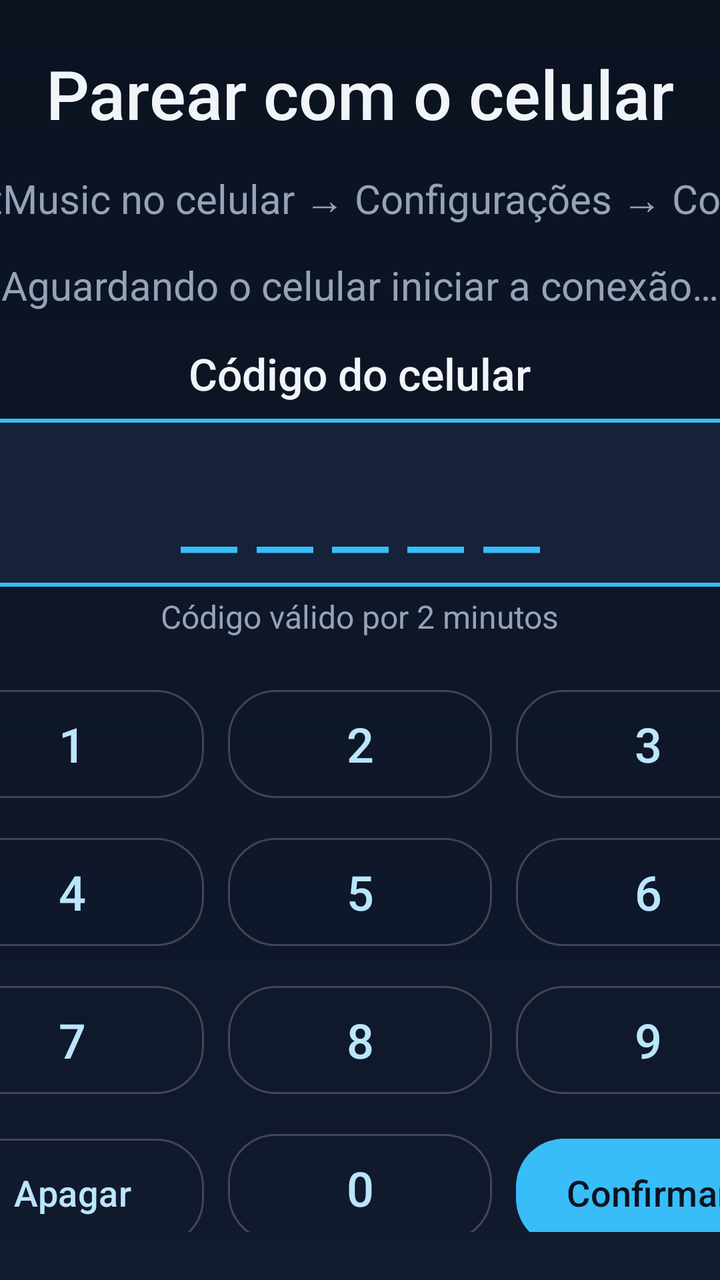
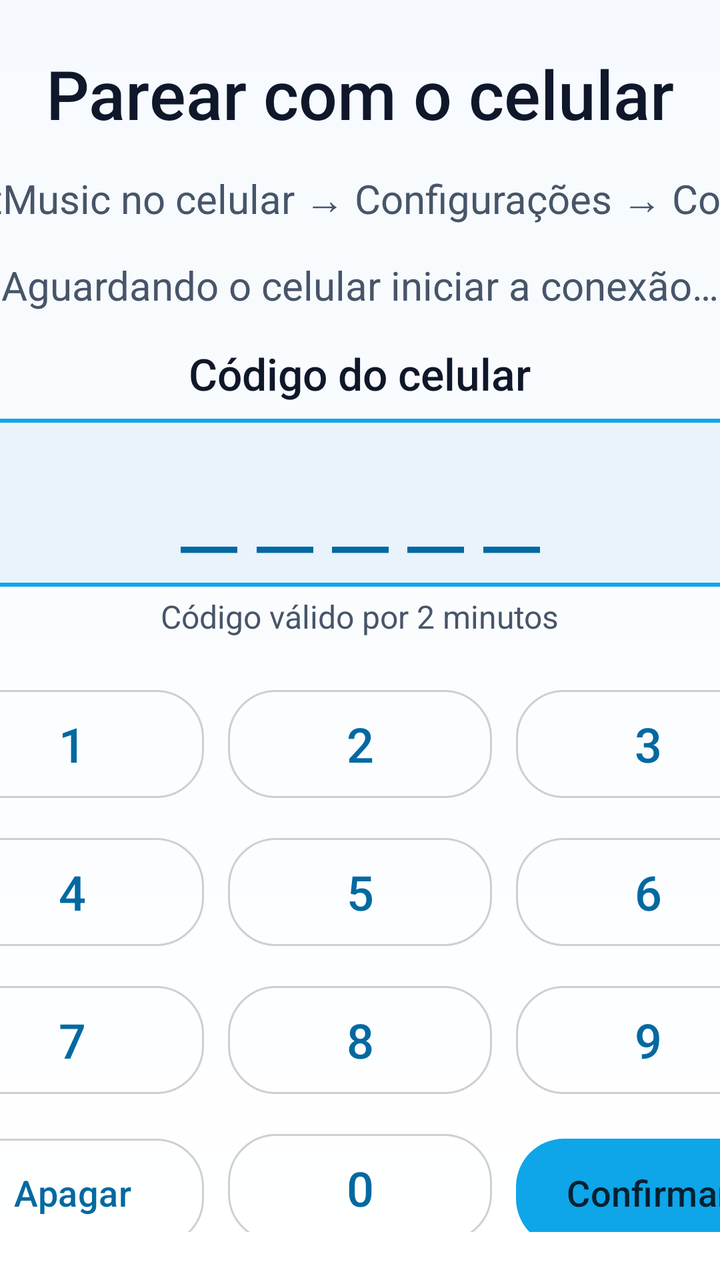

Compare the two renders of this Android layout. The source of the first and the diff that turns it into the second are given below.
<!-- AndroidManifest.xml: application theme Theme.MystMusic -->
<!-- res/layout/activity_tv_pairing.xml -->
<?xml version="1.0" encoding="utf-8"?>
<FrameLayout xmlns:android="http://schemas.android.com/apk/res/android"
    xmlns:app="http://schemas.android.com/apk/res-auto"
    android:layout_width="match_parent"
    android:layout_height="match_parent"
    android:background="@drawable/bg_app">

    <LinearLayout
        android:layout_width="640dp"
        android:layout_height="wrap_content"
        android:layout_gravity="center"
        android:gravity="center_horizontal"
        android:orientation="vertical"
        android:padding="@dimen/space_l">

        <TextView
            android:layout_width="wrap_content"
            android:layout_height="wrap_content"
            android:fontFamily="sans-serif-medium"
            android:text="@string/pairing_tv_title"
            android:textColor="@color/text"
            android:textSize="34sp" />

        <TextView
            android:layout_width="match_parent"
            android:layout_height="wrap_content"
            android:layout_marginTop="@dimen/space_m"
            android:gravity="center"
            android:text="@string/pairing_tv_waiting"
            android:textColor="@color/text_dim"
            android:textSize="20sp" />

        <TextView
            android:id="@+id/tvPairStatus"
            android:layout_width="match_parent"
            android:layout_height="wrap_content"
            android:layout_marginTop="@dimen/space_m"
            android:gravity="center"
            android:text="@string/pairing_tv_no_request"
            android:textColor="@color/text_dim"
            android:textSize="20sp" />

        <TextView
            android:layout_width="wrap_content"
            android:layout_height="wrap_content"
            android:layout_marginTop="@dimen/space_m"
            android:fontFamily="sans-serif-medium"
            android:text="@string/pairing_tv_pin_title"
            android:textColor="@color/text"
            android:textSize="22sp" />

        <TextView
            android:id="@+id/tvPairCode"
            android:layout_width="match_parent"
            android:layout_height="84dp"
            android:layout_marginTop="@dimen/space_s"
            android:background="@drawable/bg_code_box"
            android:fontFamily="monospace"
            android:gravity="center"
            android:letterSpacing="0.22"
            android:text="_____"
            android:textColor="@color/sky_400"
            android:textSize="46sp" />

        <TextView
            android:layout_width="wrap_content"
            android:layout_height="wrap_content"
            android:layout_marginTop="@dimen/space_xs"
            android:text="@string/pairing_tv_seconds"
            android:textColor="@color/text_dim"
            android:textSize="16sp" />

        <GridLayout
            android:layout_width="wrap_content"
            android:layout_height="wrap_content"
            android:layout_marginTop="@dimen/space_m"
            android:columnCount="3"
            android:rowCount="4">

            <com.google.android.material.button.MaterialButton
                android:id="@+id/tvKey1"
                style="@style/Widget.MystMusic.Button.Secondary"
                android:layout_width="132dp"
                android:layout_height="62dp"
                android:layout_margin="6dp"
                android:text="1"
                android:textSize="24sp" />

            <com.google.android.material.button.MaterialButton
                android:id="@+id/tvKey2"
                style="@style/Widget.MystMusic.Button.Secondary"
                android:layout_width="132dp"
                android:layout_height="62dp"
                android:layout_margin="6dp"
                android:text="2"
                android:textSize="24sp" />

            <com.google.android.material.button.MaterialButton
                android:id="@+id/tvKey3"
                style="@style/Widget.MystMusic.Button.Secondary"
                android:layout_width="132dp"
                android:layout_height="62dp"
                android:layout_margin="6dp"
                android:text="3"
                android:textSize="24sp" />

            <com.google.android.material.button.MaterialButton
                android:id="@+id/tvKey4"
                style="@style/Widget.MystMusic.Button.Secondary"
                android:layout_width="132dp"
                android:layout_height="62dp"
                android:layout_margin="6dp"
                android:text="4"
                android:textSize="24sp" />

            <com.google.android.material.button.MaterialButton
                android:id="@+id/tvKey5"
                style="@style/Widget.MystMusic.Button.Secondary"
                android:layout_width="132dp"
                android:layout_height="62dp"
                android:layout_margin="6dp"
                android:text="5"
                android:textSize="24sp" />

            <com.google.android.material.button.MaterialButton
                android:id="@+id/tvKey6"
                style="@style/Widget.MystMusic.Button.Secondary"
                android:layout_width="132dp"
                android:layout_height="62dp"
                android:layout_margin="6dp"
                android:text="6"
                android:textSize="24sp" />

            <com.google.android.material.button.MaterialButton
                android:id="@+id/tvKey7"
                style="@style/Widget.MystMusic.Button.Secondary"
                android:layout_width="132dp"
                android:layout_height="62dp"
                android:layout_margin="6dp"
                android:text="7"
                android:textSize="24sp" />

            <com.google.android.material.button.MaterialButton
                android:id="@+id/tvKey8"
                style="@style/Widget.MystMusic.Button.Secondary"
                android:layout_width="132dp"
                android:layout_height="62dp"
                android:layout_margin="6dp"
                android:text="8"
                android:textSize="24sp" />

            <com.google.android.material.button.MaterialButton
                android:id="@+id/tvKey9"
                style="@style/Widget.MystMusic.Button.Secondary"
                android:layout_width="132dp"
                android:layout_height="62dp"
                android:layout_margin="6dp"
                android:text="9"
                android:textSize="24sp" />

            <com.google.android.material.button.MaterialButton
                android:id="@+id/tvKeyBack"
                style="@style/Widget.MystMusic.Button.Secondary"
                android:layout_width="132dp"
                android:layout_height="62dp"
                android:layout_margin="6dp"
                android:text="@string/pairing_tv_backspace"
                android:textSize="18sp" />

            <com.google.android.material.button.MaterialButton
                android:id="@+id/tvKey0"
                style="@style/Widget.MystMusic.Button.Secondary"
                android:layout_width="132dp"
                android:layout_height="62dp"
                android:layout_margin="6dp"
                android:text="0"
                android:textSize="24sp" />

            <com.google.android.material.button.MaterialButton
                android:id="@+id/tvPairConfirm"
                style="@style/Widget.MystMusic.Button.Primary"
                android:layout_width="132dp"
                android:layout_height="62dp"
                android:layout_margin="6dp"
                android:text="@string/pairing_tv_confirm"
                android:textSize="18sp" />
        </GridLayout>

        <com.google.android.material.button.MaterialButton
            android:id="@+id/tvPairRetry"
            style="@style/Widget.MystMusic.Button.Secondary"
            android:layout_width="280dp"
            android:layout_height="56dp"
            android:layout_marginTop="@dimen/space_s"
            android:text="@string/pairing_tv_retry"
            android:visibility="gone" />

        <TextView
            android:id="@+id/tvPairService"
            android:layout_width="match_parent"
            android:layout_height="wrap_content"
            android:layout_marginTop="@dimen/space_m"
            android:gravity="center"
            android:text="@string/pairing_tv_service"
            android:textColor="@color/text_dim"
            android:textSize="14sp" />
    </LinearLayout>
</FrameLayout>
<!-- resources referenced by this layout -->
<resources>
  <color name="text">#F1F5F9</color>
  <color name="text_dim">#94A3B8</color>
  <!-- drawable bg_app (drawable) -->
  <?xml version="1.0" encoding="utf-8"?>
  <shape xmlns:android="http://schemas.android.com/apk/res/android" android:shape="rectangle">
      <gradient android:angle="270" android:startColor="@color/bg" android:endColor="@color/surface" />
  </shape>
  <!-- drawable bg_code_box (drawable) -->
  <?xml version="1.0" encoding="utf-8"?>
  <shape xmlns:android="http://schemas.android.com/apk/res/android" android:shape="rectangle">
      <solid android:color="@color/surface_alt" />
      <corners android:radius="16dp" />
      <stroke android:width="2dp" android:color="@color/sky_400" />
  </shape>
  <style name="Widget.MystMusic.Button.Primary" parent="Widget.Material3.Button">
          <item name="backgroundTint">@color/sky_400</item>
          <item name="android:textColor">@color/bg</item>
          <item name="cornerRadius">24dp</item>
          <item name="android:textAllCaps">false</item>
          <item name="android:textSize">@dimen/text_button</item>
          <item name="android:fontFamily">sans-serif-medium</item>
          <item name="android:minHeight">@dimen/touch_target</item>
          <item name="iconTint">@color/bg</item>
      </style>
  <style name="Widget.MystMusic.Button.Secondary" parent="Widget.Material3.Button.OutlinedButton">
          <item name="android:textColor">@color/sky_200</item>
          <item name="strokeColor">@color/white_20</item>
          <item name="cornerRadius">24dp</item>
          <item name="android:textAllCaps">false</item>
          <item name="android:textSize">@dimen/text_button</item>
          <item name="android:minHeight">@dimen/touch_target</item>
          <item name="iconTint">@color/sky_200</item>
      </style>
  <style name="Theme.MystMusic" parent="Theme.Material3.Dark.NoActionBar">
          <item name="colorPrimary">@color/sky_400</item>
          <item name="colorOnPrimary">@color/bg</item>
          <item name="colorPrimaryContainer">@color/sky_500</item>
          <item name="colorOnPrimaryContainer">@color/bg</item>
          <item name="colorSecondary">@color/sky_500</item>
          <item name="colorOnSecondary">@color/text</item>
          <item name="colorSurface">@color/surface</item>
          <item name="colorOnSurface">@color/text</item>
          <item name="colorOnSurfaceVariant">@color/text_dim</item>
          <item name="colorError">@color/error</item>
          <item name="android:colorBackground">@color/bg</item>
          <item name="android:windowBackground">@drawable/bg_app</item>
          <item name="android:statusBarColor">@android:color/transparent</item>
          <item name="android:navigationBarColor">@android:color/transparent</item>
          <item name="android:windowLightStatusBar">false</item>
          <item name="android:windowLightNavigationBar">false</item>
          <item name="android:windowDrawsSystemBarBackgrounds">true</item>
          <item name="android:textColorPrimary">@color/text</item>
          <item name="android:textColorSecondary">@color/text_dim</item>
          <item name="materialAlertDialogTheme">@style/ThemeOverlay.MystMusic.Dialog</item>
          <item name="bottomSheetDialogTheme">@style/ThemeOverlay.MystMusic.BottomSheet</item>
          <item name="android:windowAnimationStyle">@style/Animation.MystMusic.Window</item>
          <item name="android:windowContentTransitions">true</item>
          <item name="android:forceDarkAllowed" tools:targetApi="q">false</item>
      </style>
  <color name="bg">#0B1220</color>
  <color name="surface">#111A2E</color>
  <color name="surface_alt">#16223A</color>
  <color name="sky_200">#BAE6FD</color>
  <color name="white_20">#33FFFFFF</color>
  <color name="sky_500">#0EA5E9</color>
  <color name="error">#F87171</color>
  <style name="ThemeOverlay.MystMusic.Dialog" parent="ThemeOverlay.Material3.MaterialAlertDialog">
          <item name="colorSurface">@color/surface_alt</item>
          <item name="colorOnSurface">@color/text</item>
          <item name="colorPrimary">@color/sky_400</item>
          <item name="android:windowBackground">@color/transparent</item>
          <item name="android:windowAnimationStyle">@style/Animation.MystMusic.Dialog</item>
      </style>
  <style name="Widget.MystMusic.BottomSheet" parent="Widget.Material3.BottomSheet.Modal">
          <item name="backgroundTint">@color/surface_alt</item>
          <item name="shapeAppearanceOverlay">@style/ShapeAppearance.MystMusic.BottomSheet</item>
      </style>
  <!-- unchanged entries left out for length: 21 -->
</resources>

<!-- the commit's change to res/layout/activity_tv_pairing.xml (unified diff, before → after) -->
@@ -18,7 +18,7 @@
             android:layout_height="wrap_content"
             android:fontFamily="sans-serif-medium"
             android:text="@string/pairing_tv_title"
-            android:textColor="@color/text"
+            android:textColor="?attr/mystOnSurface"
             android:textSize="34sp" />
 
         <TextView
@@ -27,7 +27,7 @@
             android:layout_marginTop="@dimen/space_m"
             android:gravity="center"
             android:text="@string/pairing_tv_waiting"
-            android:textColor="@color/text_dim"
+            android:textColor="?attr/mystOnSurfaceDim"
             android:textSize="20sp" />
 
         <TextView
@@ -37,7 +37,7 @@
             android:layout_marginTop="@dimen/space_m"
             android:gravity="center"
             android:text="@string/pairing_tv_no_request"
-            android:textColor="@color/text_dim"
+            android:textColor="?attr/mystOnSurfaceDim"
             android:textSize="20sp" />
 
         <TextView
@@ -46,7 +46,7 @@
             android:layout_marginTop="@dimen/space_m"
             android:fontFamily="sans-serif-medium"
             android:text="@string/pairing_tv_pin_title"
-            android:textColor="@color/text"
+            android:textColor="?attr/mystOnSurface"
             android:textSize="22sp" />
 
         <TextView
@@ -59,7 +59,7 @@
             android:gravity="center"
             android:letterSpacing="0.22"
             android:text="_____"
-            android:textColor="@color/sky_400"
+            android:textColor="?attr/mystAccentText"
             android:textSize="46sp" />
 
         <TextView
@@ -67,7 +67,7 @@
             android:layout_height="wrap_content"
             android:layout_marginTop="@dimen/space_xs"
             android:text="@string/pairing_tv_seconds"
-            android:textColor="@color/text_dim"
+            android:textColor="?attr/mystOnSurfaceDim"
             android:textSize="16sp" />
 
         <GridLayout
@@ -202,7 +202,7 @@
             android:layout_marginTop="@dimen/space_m"
             android:gravity="center"
             android:text="@string/pairing_tv_service"
-            android:textColor="@color/text_dim"
+            android:textColor="?attr/mystOnSurfaceDim"
             android:textSize="14sp" />
     </LinearLayout>
 </FrameLayout>
<!-- resource entries referenced after the edit -->
@@ -1,80 +1,121 @@
 <!-- resources referenced by this layout -->
 <resources>
-  <color name="text">#F1F5F9</color>
-  <color name="text_dim">#94A3B8</color>
   <!-- drawable bg_app (drawable) -->
   <?xml version="1.0" encoding="utf-8"?>
   <shape xmlns:android="http://schemas.android.com/apk/res/android" android:shape="rectangle">
-      <gradient android:angle="270" android:startColor="@color/bg" android:endColor="@color/surface" />
+      <gradient android:angle="270" android:startColor="?attr/mystBackground" android:endColor="?attr/mystSurface" />
   </shape>
   <!-- drawable bg_code_box (drawable) -->
   <?xml version="1.0" encoding="utf-8"?>
   <shape xmlns:android="http://schemas.android.com/apk/res/android" android:shape="rectangle">
-      <solid android:color="@color/surface_alt" />
+      <solid android:color="?attr/mystSurfaceAlt" />
       <corners android:radius="16dp" />
-      <stroke android:width="2dp" android:color="@color/sky_400" />
+      <stroke android:width="2dp" android:color="?attr/mystAccent" />
   </shape>
   <style name="Widget.MystMusic.Button.Primary" parent="Widget.Material3.Button">
-          <item name="backgroundTint">@color/sky_400</item>
-          <item name="android:textColor">@color/bg</item>
+          <item name="backgroundTint">?attr/mystAccent</item>
+          <item name="android:textColor">?attr/mystOnAccent</item>
           <item name="cornerRadius">24dp</item>
           <item name="android:textAllCaps">false</item>
           <item name="android:textSize">@dimen/text_button</item>
           <item name="android:fontFamily">sans-serif-medium</item>
           <item name="android:minHeight">@dimen/touch_target</item>
-          <item name="iconTint">@color/bg</item>
+          <item name="iconTint">?attr/mystOnAccent</item>
       </style>
   <style name="Widget.MystMusic.Button.Secondary" parent="Widget.Material3.Button.OutlinedButton">
-          <item name="android:textColor">@color/sky_200</item>
-          <item name="strokeColor">@color/white_20</item>
+          <item name="android:textColor">?attr/mystAccentText</item>
+          <item name="strokeColor">?attr/mystStrokeStrong</item>
           <item name="cornerRadius">24dp</item>
           <item name="android:textAllCaps">false</item>
           <item name="android:textSize">@dimen/text_button</item>
           <item name="android:minHeight">@dimen/touch_target</item>
-          <item name="iconTint">@color/sky_200</item>
+          <item name="iconTint">?attr/mystAccentText</item>
       </style>
-  <style name="Theme.MystMusic" parent="Theme.Material3.Dark.NoActionBar">
-          <item name="colorPrimary">@color/sky_400</item>
-          <item name="colorOnPrimary">@color/bg</item>
-          <item name="colorPrimaryContainer">@color/sky_500</item>
-          <item name="colorOnPrimaryContainer">@color/bg</item>
-          <item name="colorSecondary">@color/sky_500</item>
-          <item name="colorOnSecondary">@color/text</item>
-          <item name="colorSurface">@color/surface</item>
-          <item name="colorOnSurface">@color/text</item>
-          <item name="colorOnSurfaceVariant">@color/text_dim</item>
-          <item name="colorError">@color/error</item>
-          <item name="android:colorBackground">@color/bg</item>
+  <style name="Theme.MystMusic" parent="Theme.MystMusic.Base">
+          <item name="colorPrimary">@color/light_accent</item>
+          <item name="colorOnPrimary">@color/on_accent</item>
+          <item name="colorPrimaryContainer">@color/sky_400</item>
+          <item name="colorOnPrimaryContainer">@color/on_accent</item>
+          <item name="colorSecondary">@color/light_accent_text</item>
+          <item name="colorOnSecondary">@color/on_accent</item>
+          <item name="colorSurface">@color/light_surface</item>
+          <item name="colorOnSurface">@color/light_text</item>
+          <item name="colorSurfaceVariant">@color/light_surface_alt</item>
+          <item name="colorOnSurfaceVariant">@color/light_text_dim</item>
+          <item name="colorOutline">@color/light_stroke_strong</item>
+          <item name="colorError">@color/light_error</item>
+          <item name="colorOnError">@color/white</item>
+          <item name="colorControlNormal">@color/light_text_dim</item>
+          <item name="colorControlActivated">@color/light_accent</item>
+          <item name="colorControlHighlight">@color/accent_alpha_24</item>
+          <item name="android:colorBackground">@color/light_bg</item>
+          <item name="android:textColorPrimary">@color/light_text</item>
+          <item name="android:textColorSecondary">@color/light_text_dim</item>
+          <item name="android:windowLightStatusBar" tools:targetApi="m">true</item>
+          <item name="android:windowLightNavigationBar" tools:targetApi="o_mr1">true</item>
+  
+          <item name="mystBackground">@color/light_bg</item>
+          <item name="mystSurface">@color/light_surface</item>
+          <item name="mystSurfaceAlt">@color/light_surface_alt</item>
+          <item name="mystOnSurface">@color/light_text</item>
+          <item name="mystOnSurfaceDim">@color/light_text_dim</item>
+          <item name="mystNavbarBg">@color/light_navbar</item>
+          <item name="mystStroke">@color/light_stroke</item>
+          <item name="mystStrokeStrong">@color/light_stroke_strong</item>
+          <item name="mystGradientStart">@color/light_bg</item>
+          <item name="mystGradientEnd">@color/light_surface_alt</item>
+          <item name="mystAccent">@color/light_accent</item>
+          <item name="mystAccentDark">@color/light_accent_dark</item>
+          <item name="mystAccentText">@color/light_accent_text</item>
+          <item name="mystOnAccent">@color/on_accent</item>
+          <item name="mystOnImage">@color/on_image</item>
+          <item name="mystImageScrim">@color/image_scrim</item>
+          <item name="mystPlayerScrim">@color/light_player_scrim</item>
+          <item name="mystError">@color/light_error</item>
+          <item name="mystSuccess">@color/light_success</item>
+          <item name="mystAccentAlpha16">@color/accent_alpha_16</item>
+          <item name="mystAccentAlpha24">@color/accent_alpha_24</item>
+      </style>
+  <style name="Theme.MystMusic.Base" parent="Theme.Material3.DayNight.NoActionBar">
           <item name="android:windowBackground">@drawable/bg_app</item>
           <item name="android:statusBarColor">@android:color/transparent</item>
           <item name="android:navigationBarColor">@android:color/transparent</item>
-          <item name="android:windowLightStatusBar">false</item>
-          <item name="android:windowLightNavigationBar">false</item>
           <item name="android:windowDrawsSystemBarBackgrounds">true</item>
-          <item name="android:textColorPrimary">@color/text</item>
-          <item name="android:textColorSecondary">@color/text_dim</item>
+          <item name="android:windowContentTransitions">true</item>
+          <item name="android:forceDarkAllowed" tools:targetApi="q">false</item>
           <item name="materialAlertDialogTheme">@style/ThemeOverlay.MystMusic.Dialog</item>
           <item name="bottomSheetDialogTheme">@style/ThemeOverlay.MystMusic.BottomSheet</item>
           <item name="android:windowAnimationStyle">@style/Animation.MystMusic.Window</item>
-          <item name="android:windowContentTransitions">true</item>
-          <item name="android:forceDarkAllowed" tools:targetApi="q">false</item>
       </style>
-  <color name="bg">#0B1220</color>
-  <color name="surface">#111A2E</color>
-  <color name="surface_alt">#16223A</color>
-  <color name="sky_200">#BAE6FD</color>
-  <color name="white_20">#33FFFFFF</color>
-  <color name="sky_500">#0EA5E9</color>
-  <color name="error">#F87171</color>
+  <color name="light_accent">#0EA5E9</color>
+  <color name="on_accent">#04202E</color>
+  <color name="light_accent_text">#0369A1</color>
+  <color name="light_surface">#FFFFFF</color>
+  <color name="light_text">#0F172A</color>
+  <color name="light_surface_alt">#E8F3FC</color>
+  <color name="light_text_dim">#475569</color>
+  <color name="light_stroke_strong">#330F172A</color>
+  <color name="light_error">#DC2626</color>
+  <color name="white">#FFFFFF</color>
+  <color name="accent_alpha_24">#3D38BDF8</color>
+  <color name="light_bg">#F6FAFE</color>
+  <color name="light_navbar">#EBFFFFFF</color>
+  <color name="light_stroke">#1A0F172A</color>
+  <color name="light_accent_dark">#0284C7</color>
+  <color name="on_image">#FFFFFF</color>
+  <color name="image_scrim">#80000000</color>
+  <color name="light_player_scrim">#CCF6FAFE</color>
+  <color name="light_success">#15803D</color>
+  <color name="accent_alpha_16">#2938BDF8</color>
   <style name="ThemeOverlay.MystMusic.Dialog" parent="ThemeOverlay.Material3.MaterialAlertDialog">
-          <item name="colorSurface">@color/surface_alt</item>
-          <item name="colorOnSurface">@color/text</item>
-          <item name="colorPrimary">@color/sky_400</item>
+          <item name="colorSurface">?attr/mystSurfaceAlt</item>
+          <item name="colorOnSurface">?attr/mystOnSurface</item>
+          <item name="colorPrimary">?attr/mystAccentText</item>
           <item name="android:windowBackground">@color/transparent</item>
           <item name="android:windowAnimationStyle">@style/Animation.MystMusic.Dialog</item>
       </style>
   <style name="Widget.MystMusic.BottomSheet" parent="Widget.Material3.BottomSheet.Modal">
-          <item name="backgroundTint">@color/surface_alt</item>
+          <item name="backgroundTint">?attr/mystSurfaceAlt</item>
           <item name="shapeAppearanceOverlay">@style/ShapeAppearance.MystMusic.BottomSheet</item>
       </style>
   <!-- unchanged entries left out for length: 21 -->
